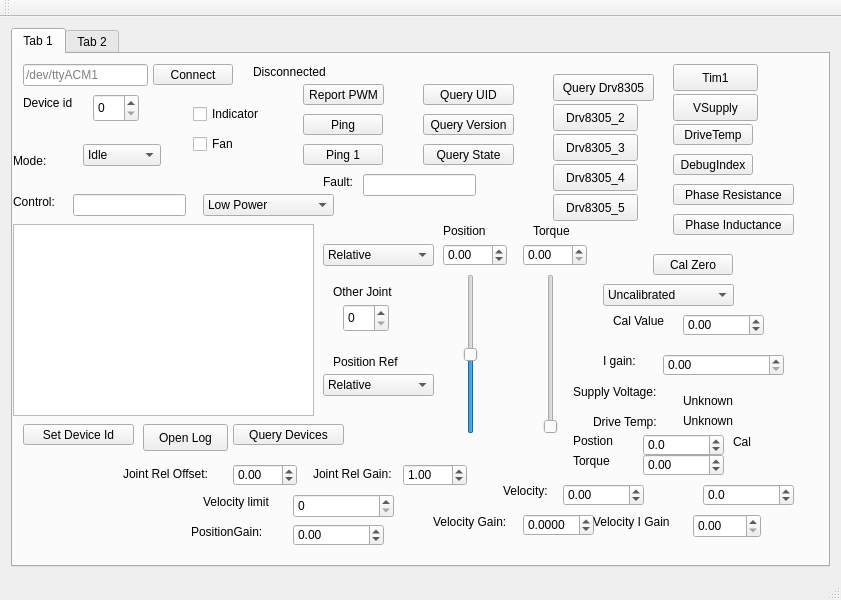
The window that Bark/mainwindow.ui (craftit/DogBotSoftware) describes before a commit, drawn with Qt 5.
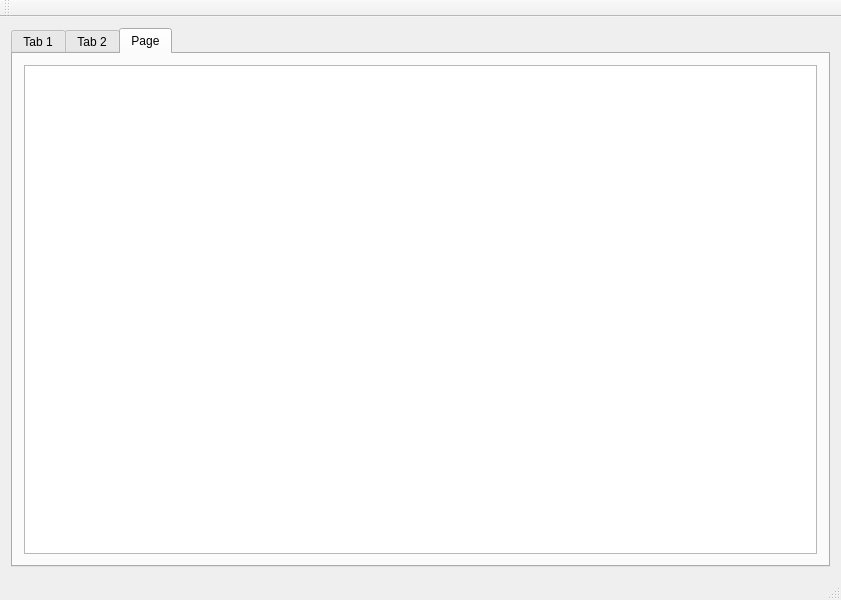
The same window after the commit.

Commit message: Table of motors working.

```diff
--- a/Bark/mainwindow.ui
+++ b/Bark/mainwindow.ui
@@ -18,7 +18,7 @@
     <item>
      <widget class="QTabWidget" name="tabWidget">
       <property name="currentIndex">
-       <number>0</number>
+       <number>2</number>
       </property>
       <widget class="QWidget" name="tab">
        <attribute name="title">
@@ -1340,6 +1340,16 @@
         </property>
        </widget>
       </widget>
+      <widget class="QWidget" name="tab_3">
+       <attribute name="title">
+        <string>Page</string>
+       </attribute>
+       <layout class="QGridLayout" name="gridLayout">
+        <item row="0" column="0">
+         <widget class="QTableView" name="tableViewServoList"/>
+        </item>
+       </layout>
+      </widget>
      </widget>
     </item>
    </layout>
```
The commit also changes 10 other files.
